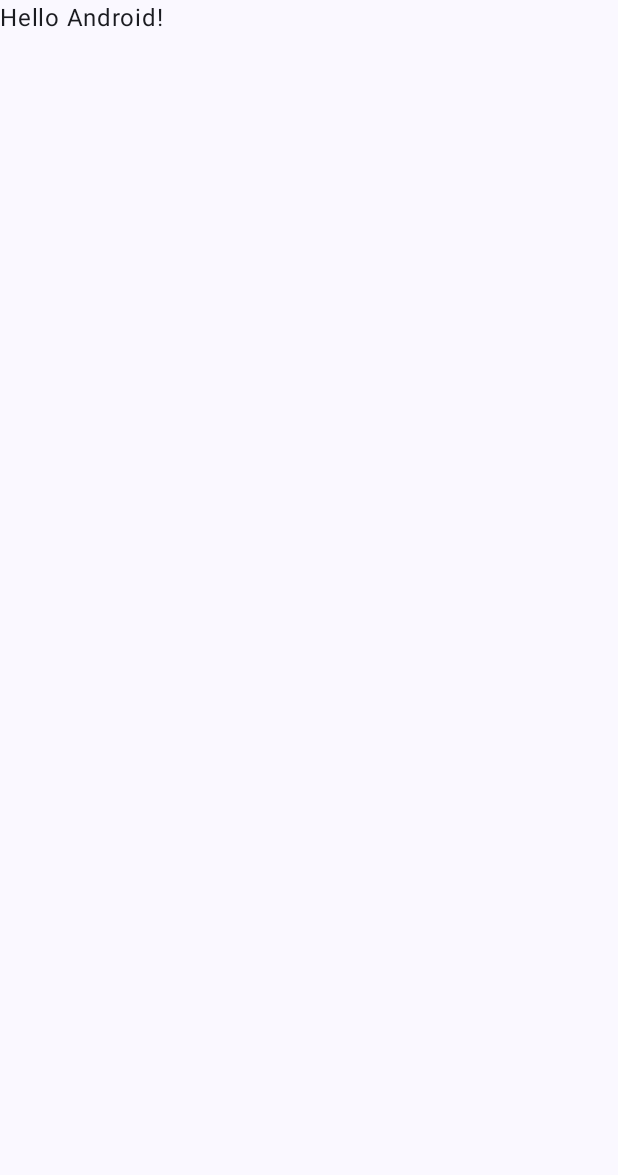
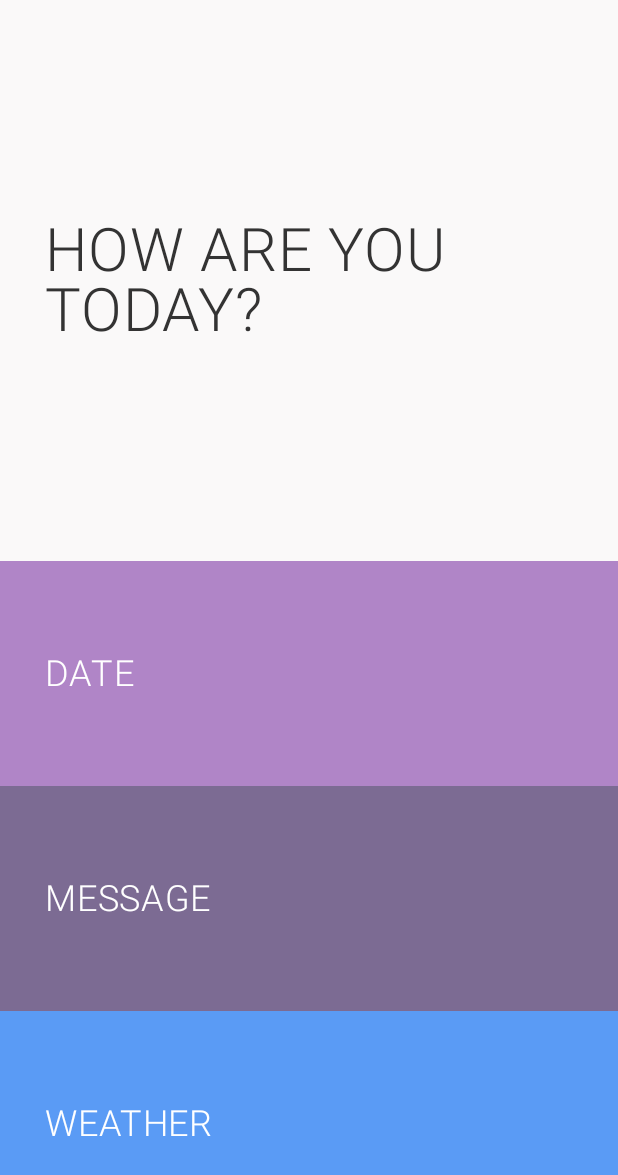
Before and after one commit to hndn00/adventuredesign, an Android app built with Jetpack Compose: the screen it shows after launch (MainActivity), on a phone screen of 412 x 824 dp. Before the commit the part shown is almost empty. Shown: the top 1175 px of the screen. Run offline under Robolectric (Android 15) with nearby library versions, the phone set to English and light mode, and no system bars.

Commit message:
feat: Main page

```diff
--- a/app/build.gradle.kts
+++ b/app/build.gradle.kts
@@ -49,6 +49,7 @@ dependencies {
     implementation(libs.androidx.compose.ui.graphics)
     implementation(libs.androidx.compose.ui.tooling.preview)
     implementation(libs.androidx.compose.material3)
+    implementation("androidx.navigation:navigation-compose:2.7.4")
     testImplementation(libs.junit)
     androidTestImplementation(libs.androidx.junit)
     androidTestImplementation(libs.androidx.espresso.core)
--- /dev/null
+++ b/app/src/main/java/UI/Main.kt
@@ -0,0 +1,100 @@
+package UI
+import androidx.compose.foundation.background
+import androidx.compose.foundation.clickable
+import androidx.compose.foundation.layout.*
+import androidx.compose.material3.*
+import androidx.compose.runtime.*
+import androidx.compose.ui.Alignment
+import androidx.compose.ui.Modifier
+import androidx.compose.ui.graphics.Color
+import androidx.compose.ui.text.font.FontWeight
+import androidx.compose.ui.text.style.TextAlign
+import androidx.compose.ui.unit.dp
+import androidx.compose.ui.unit.sp
+
+
+@Composable
+fun MyAppScreen() {
+    var selectedButton by remember { mutableStateOf("") }
+
+    Column(
+        modifier = Modifier
+            .fillMaxSize()
+            .background(Color.White),
+        verticalArrangement = Arrangement.SpaceBetween
+    ) {
+        Box(
+            modifier = Modifier
+                .fillMaxWidth()
+                .weight(1f)
+                .background(Color(0xFFFAF9F9)),
+            contentAlignment = Alignment.CenterStart
+        ) {
+            Text(
+                text = "HOW ARE YOU \nTODAY?",
+                fontSize = 40.sp,
+                fontWeight = FontWeight.Light,
+                color = Color(0xFF333333),
+                textAlign = TextAlign.Start,
+                lineHeight = 40.sp,
+                modifier = Modifier.padding(start = 30.dp)
+            )
+        }
+
+        Column {
+            AppButton(
+                text = "DATE",
+                backgroundColor = Color(0xFFB085C7),
+                onClick = {
+                    selectedButton = "DATE"
+                }
+            )
+
+            AppButton(
+                text = "MESSAGE",
+                backgroundColor = Color(0xFF7C6B93),
+                onClick = {
+                    selectedButton = "MESSAGE"
+                }
+            )
+
+            AppButton(
+                text = "WEATHER",
+                backgroundColor = Color(0xFF5A9BF5),
+                onClick = {
+                    selectedButton = "weather"
+                }
+            )
+        }
+    }
+
+    if (selectedButton.isNotEmpty()) {
+        LaunchedEffect(selectedButton) {
+            println("Selected: $selectedButton")
+        }
+    }
+}
+
+@Composable
+fun AppButton(
+    text: String,
+    backgroundColor: Color,
+    onClick: () -> Unit
+) {
+    Box(
+        modifier = Modifier
+            .fillMaxWidth()
+            .height(150.dp)
+            .background(backgroundColor)
+            .clickable { onClick() },
+        contentAlignment = Alignment.CenterStart
+    ) {
+        Text(
+            text = text,
+            fontSize = 24.sp,
+            fontWeight = FontWeight.Light,
+            color = Color.White,
+            modifier = Modifier.padding(start = 30.dp)
+        )
+    }
+}
--- a/app/src/main/java/com/example/adventuredesign/MainActivity.kt
+++ b/app/src/main/java/com/example/adventuredesign/MainActivity.kt
@@ -3,45 +3,28 @@ package com.example.adventuredesign
 import android.os.Bundle
 import androidx.activity.ComponentActivity
 import androidx.activity.compose.setContent
-import androidx.activity.enableEdgeToEdge
-import androidx.compose.foundation.layout.fillMaxSize
-import androidx.compose.foundation.layout.padding
-import androidx.compose.material3.Scaffold
-import androidx.compose.material3.Text
-import androidx.compose.runtime.Composable
-import androidx.compose.ui.Modifier
+import androidx.compose.runtime.*
 import androidx.compose.ui.tooling.preview.Preview
 import com.example.adventuredesign.ui.theme.AdventuredesignTheme
+import UI.MyAppScreen
 
 class MainActivity : ComponentActivity() {
     override fun onCreate(savedInstanceState: Bundle?) {
         super.onCreate(savedInstanceState)
-        enableEdgeToEdge()
         setContent {
             AdventuredesignTheme {
-                Scaffold(modifier = Modifier.fillMaxSize()) { innerPadding ->
-                    Greeting(
-                        name = "Android",
-                        modifier = Modifier.padding(innerPadding)
-                    )
-                }
+                MyAppScreen()
             }
         }
     }
 }
 
-@Composable
-fun Greeting(name: String, modifier: Modifier = Modifier) {
-    Text(
-        text = "Hello $name!",
-        modifier = modifier
-    )
-}
+
 
 @Preview(showBackground = true)
 @Composable
-fun GreetingPreview() {
+fun MyAppScreenPreview() {
     AdventuredesignTheme {
-        Greeting("Android")
+        MyAppScreen()
     }
 }
```
Also changed, not shown: app/src/main/java/UI/DateScreen.kt (added, +119 -0 lines).
